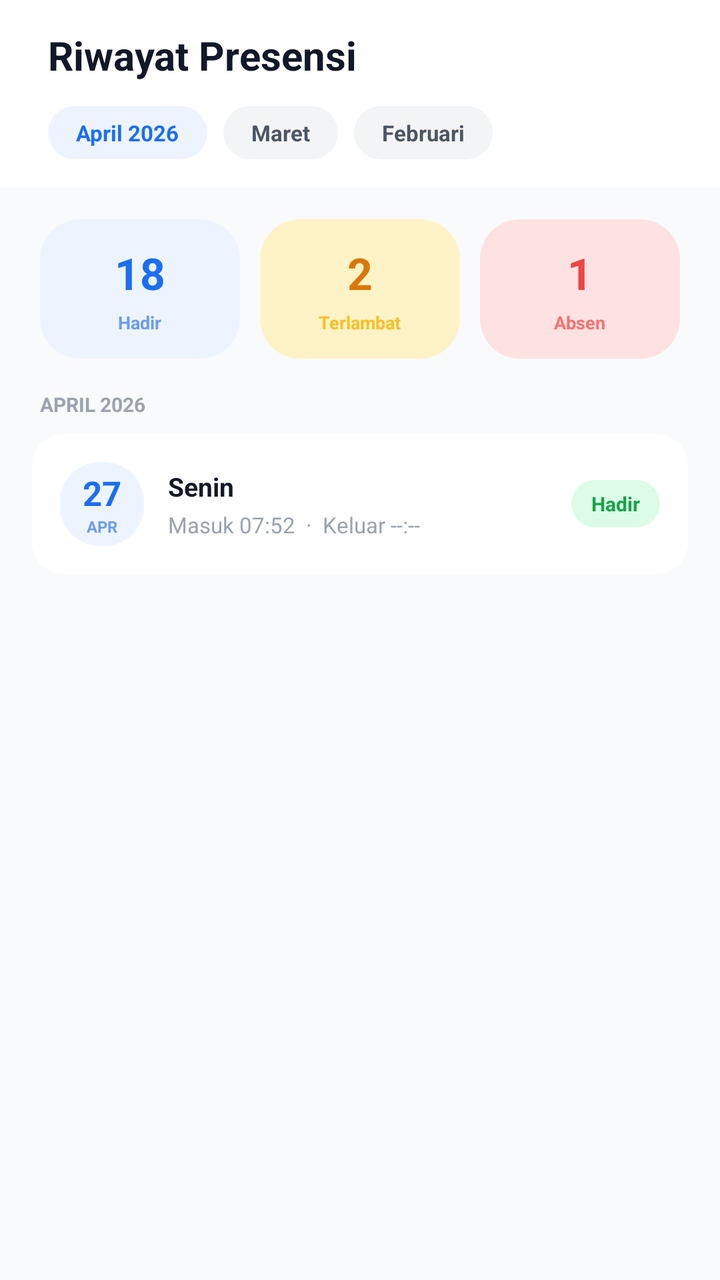
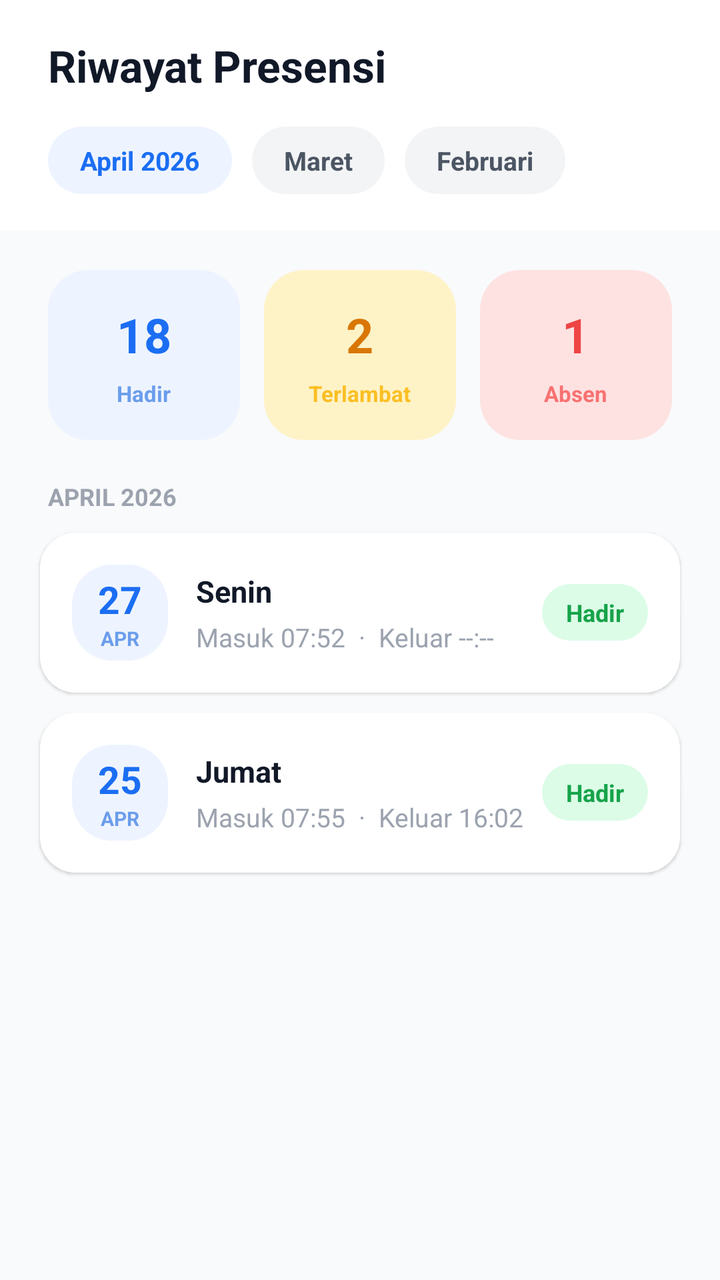

The first picture is an Android layout as it rendered before a commit; the second is the same layout after the commit. The layout source and the unified diff follow.
<!-- AndroidManifest.xml: application theme Theme.Absensi -->
<!-- res/layout/fragment_riwayat.xml -->
<?xml version="1.0" encoding="utf-8"?>
<androidx.constraintlayout.widget.ConstraintLayout xmlns:android="http://schemas.android.com/apk/res/android"
    xmlns:app="http://schemas.android.com/apk/res-auto"
    android:layout_width="match_parent"
    android:layout_height="match_parent"
    android:background="@color/gray_50">

    <LinearLayout
        android:id="@+id/riwayat_header"
        android:layout_width="match_parent"
        android:layout_height="wrap_content"
        android:background="@color/white"
        android:orientation="vertical"
        android:paddingHorizontal="24dp"
        android:paddingVertical="14dp"
        app:layout_constraintTop_toTopOf="parent">

        <TextView
            android:layout_width="wrap_content"
            android:layout_height="wrap_content"
            android:text="Riwayat Presensi"
            android:textColor="@color/gray_900"
            android:textSize="20sp"
            android:textStyle="bold" />

        <HorizontalScrollView
            android:layout_width="match_parent"
            android:layout_height="wrap_content"
            android:layout_marginTop="12dp"
            android:scrollbars="none">

            <LinearLayout
                android:layout_width="wrap_content"
                android:layout_height="wrap_content"
                android:orientation="horizontal">

                <TextView
                    android:layout_width="wrap_content"
                    android:layout_height="wrap_content"
                    android:background="@drawable/bg_live_badge"
                    android:backgroundTint="@color/blue_light"
                    android:paddingHorizontal="14dp"
                    android:paddingVertical="6dp"
                    android:text="April 2026"
                    android:textColor="@color/blue"
                    android:textSize="11sp"
                    android:textStyle="bold" />

                <TextView
                    android:layout_width="wrap_content"
                    android:layout_height="wrap_content"
                    android:layout_marginStart="8dp"
                    android:background="@drawable/bg_checkin_card"
                    android:backgroundTint="@color/gray_100"
                    android:paddingHorizontal="14dp"
                    android:paddingVertical="6dp"
                    android:text="Maret"
                    android:textColor="@color/gray_600"
                    android:textSize="11sp"
                    android:textStyle="bold" />

                <TextView
                    android:layout_width="wrap_content"
                    android:layout_height="wrap_content"
                    android:layout_marginStart="8dp"
                    android:background="@drawable/bg_checkin_card"
                    android:backgroundTint="@color/gray_100"
                    android:paddingHorizontal="14dp"
                    android:paddingVertical="6dp"
                    android:text="Februari"
                    android:textColor="@color/gray_600"
                    android:textSize="11sp"
                    android:textStyle="bold" />
            </LinearLayout>
        </HorizontalScrollView>
    </LinearLayout>

    <ScrollView
        android:layout_width="match_parent"
        android:layout_height="0dp"
        app:layout_constraintBottom_toBottomOf="parent"
        app:layout_constraintTop_toBottomOf="@+id/riwayat_header">

        <LinearLayout
            android:layout_width="match_parent"
            android:layout_height="wrap_content"
            android:orientation="vertical">

            <LinearLayout
                android:layout_width="match_parent"
                android:layout_height="wrap_content"
                android:orientation="horizontal"
                android:paddingHorizontal="20dp"
                android:paddingTop="16dp">

                <LinearLayout
                    android:layout_width="0dp"
                    android:layout_height="wrap_content"
                    android:layout_weight="1"
                    android:background="@drawable/bg_checkin_card"
                    android:backgroundTint="@color/blue_light"
                    android:gravity="center"
                    android:orientation="vertical"
                    android:padding="12dp">

                    <TextView
                        android:layout_width="wrap_content"
                        android:layout_height="wrap_content"
                        android:text="18"
                        android:textColor="@color/blue"
                        android:textSize="22sp"
                        android:textStyle="bold" />

                    <TextView
                        android:layout_width="wrap_content"
                        android:layout_height="wrap_content"
                        android:layout_marginTop="4dp"
                        android:text="Hadir"
                        android:textColor="#6B9DEB"
                        android:textSize="9sp"
                        android:textStyle="bold" />
                </LinearLayout>

                <LinearLayout
                    android:layout_width="0dp"
                    android:layout_height="wrap_content"
                    android:layout_marginStart="10dp"
                    android:layout_weight="1"
                    android:background="@drawable/bg_checkin_card"
                    android:backgroundTint="@color/amber_light"
                    android:gravity="center"
                    android:orientation="vertical"
                    android:padding="12dp">

                    <TextView
                        android:layout_width="wrap_content"
                        android:layout_height="wrap_content"
                        android:text="2"
                        android:textColor="#D97706"
                        android:textSize="22sp"
                        android:textStyle="bold" />

                    <TextView
                        android:layout_width="wrap_content"
                        android:layout_height="wrap_content"
                        android:layout_marginTop="4dp"
                        android:text="Terlambat"
                        android:textColor="#FBBF24"
                        android:textSize="9sp"
                        android:textStyle="bold" />
                </LinearLayout>

                <LinearLayout
                    android:layout_width="0dp"
                    android:layout_height="wrap_content"
                    android:layout_marginStart="10dp"
                    android:layout_weight="1"
                    android:background="@drawable/bg_checkin_card"
                    android:backgroundTint="@color/red_light"
                    android:gravity="center"
                    android:orientation="vertical"
                    android:padding="12dp">

                    <TextView
                        android:layout_width="wrap_content"
                        android:layout_height="wrap_content"
                        android:text="1"
                        android:textColor="@color/red"
                        android:textSize="22sp"
                        android:textStyle="bold" />

                    <TextView
                        android:layout_width="wrap_content"
                        android:layout_height="wrap_content"
                        android:layout_marginTop="4dp"
                        android:text="Absen"
                        android:textColor="#F87171"
                        android:textSize="9sp"
                        android:textStyle="bold" />
                </LinearLayout>
            </LinearLayout>

            <TextView
                android:layout_width="wrap_content"
                android:layout_height="wrap_content"
                android:paddingHorizontal="20dp"
                android:paddingTop="16dp"
                android:paddingBottom="8dp"
                android:text="APRIL 2026"
                android:textColor="@color/gray_400"
                android:textSize="10sp"
                android:textStyle="bold" />

            
            <androidx.cardview.widget.CardView
                android:layout_width="match_parent"
                android:layout_height="wrap_content"
                android:layout_marginHorizontal="16dp"
                android:layout_marginBottom="8dp"
                app:cardCornerRadius="16dp"
                app:cardElevation="0dp">

                <LinearLayout
                    android:layout_width="match_parent"
                    android:layout_height="wrap_content"
                    android:background="@color/white"
                    android:gravity="center_vertical"
                    android:orientation="horizontal"
                    android:padding="14dp">

                    <LinearLayout
                        android:layout_width="42dp"
                        android:layout_height="42dp"
                        android:background="@drawable/bg_checkin_card"
                        android:backgroundTint="@color/blue_light"
                        android:gravity="center"
                        android:orientation="vertical">

                        <TextView
                            android:layout_width="wrap_content"
                            android:layout_height="wrap_content"
                            android:text="27"
                            android:textColor="@color/blue"
                            android:textSize="17sp"
                            android:textStyle="bold" />

                        <TextView
                            android:layout_width="wrap_content"
                            android:layout_height="wrap_content"
                            android:text="APR"
                            android:textColor="#6B9DEB"
                            android:textSize="8sp"
                            android:textStyle="bold" />
                    </LinearLayout>

                    <LinearLayout
                        android:layout_width="0dp"
                        android:layout_height="wrap_content"
                        android:layout_marginStart="12dp"
                        android:layout_weight="1"
                        android:orientation="vertical">

                        <TextView
                            android:layout_width="wrap_content"
                            android:layout_height="wrap_content"
                            android:text="Senin"
                            android:textColor="@color/gray_900"
                            android:textSize="13sp"
                            android:textStyle="bold" />

                        <TextView
                            android:layout_width="wrap_content"
                            android:layout_height="wrap_content"
                            android:layout_marginTop="3dp"
                            android:text="Masuk 07:52  ·  Keluar --:--"
                            android:textColor="@color/gray_400"
                            android:textSize="11sp" />
                    </LinearLayout>

                    <TextView
                        android:layout_width="wrap_content"
                        android:layout_height="wrap_content"
                        android:background="@drawable/bg_live_badge"
                        android:paddingHorizontal="10dp"
                        android:paddingVertical="5dp"
                        android:text="Hadir"
                        android:textColor="#16a34a"
                        android:textSize="10sp"
                        android:textStyle="bold" />
                </LinearLayout>
            </androidx.cardview.widget.CardView>

            

        </LinearLayout>
    </ScrollView>

</androidx.constraintlayout.widget.ConstraintLayout>
<!-- resources referenced by this layout -->
<resources>
  <color name="amber_light">#FEF3C7</color>
  <color name="blue">#1B6EF3</color>
  <color name="blue_light">#EEF4FF</color>
  <color name="gray_100">#F3F4F6</color>
  <color name="gray_400">#9CA3AF</color>
  <color name="gray_50">#F9FAFB</color>
  <color name="gray_600">#4B5563</color>
  <color name="gray_900">#111827</color>
  <color name="red">#EF4444</color>
  <color name="red_light">#FEE2E2</color>
  <color name="white">#FFFFFFFF</color>
  <!-- drawable bg_checkin_card (drawable) -->
  <?xml version="1.0" encoding="utf-8"?>
  <shape xmlns:android="http://schemas.android.com/apk/res/android">
      <solid android:color="@color/white" />
      <corners android:radius="20dp" />
  </shape>
  <!-- drawable bg_live_badge (drawable) -->
  <?xml version="1.0" encoding="utf-8"?>
  <shape xmlns:android="http://schemas.android.com/apk/res/android">
      <solid android:color="@color/green_light" />
      <corners android:radius="20dp" />
  </shape>
  <style name="Theme.Absensi" parent="Base.Theme.Absensi" />
  <color name="green_light">#DCFCE7</color>
  <style name="Base.Theme.Absensi" parent="Theme.MaterialComponents.DayNight.NoActionBar">
          
          <item name="colorPrimary">@color/blue</item>
          <item name="colorPrimaryVariant">@color/blue_dark</item>
          <item name="colorOnPrimary">@color/white</item>
          
          <item name="colorSecondary">@color/green</item>
          <item name="colorSecondaryVariant">@color/green_light</item>
          <item name="colorOnSecondary">@color/white</item>
          
          <item name="android:statusBarColor">@color/blue</item>
          
          <item name="android:windowBackground">@color/gray_50</item>
      </style>
  <color name="blue_dark">#0D47A1</color>
  <color name="green">#22C55E</color>
</resources>

<!-- the commit's change to res/layout/fragment_riwayat.xml (unified diff, before → after) -->
@@ -12,7 +12,7 @@
         android:background="@color/white"
         android:orientation="vertical"
         android:paddingHorizontal="24dp"
-        android:paddingVertical="14dp"
+        android:paddingVertical="18dp"
         app:layout_constraintTop_toTopOf="parent">
 
         <TextView
@@ -20,13 +20,13 @@
             android:layout_height="wrap_content"
             android:text="Riwayat Presensi"
             android:textColor="@color/gray_900"
-            android:textSize="20sp"
+            android:textSize="22sp"
             android:textStyle="bold" />
 
         <HorizontalScrollView
             android:layout_width="match_parent"
             android:layout_height="wrap_content"
-            android:layout_marginTop="12dp"
+            android:layout_marginTop="16dp"
             android:scrollbars="none">
 
             <LinearLayout
@@ -39,37 +39,37 @@
                     android:layout_height="wrap_content"
                     android:background="@drawable/bg_live_badge"
                     android:backgroundTint="@color/blue_light"
-                    android:paddingHorizontal="14dp"
-                    android:paddingVertical="6dp"
+                    android:paddingHorizontal="16dp"
+                    android:paddingVertical="8dp"
                     android:text="April 2026"
                     android:textColor="@color/blue"
-                    android:textSize="11sp"
+                    android:textSize="13sp"
                     android:textStyle="bold" />
 
                 <TextView
                     android:layout_width="wrap_content"
                     android:layout_height="wrap_content"
-                    android:layout_marginStart="8dp"
+                    android:layout_marginStart="10dp"
                     android:background="@drawable/bg_checkin_card"
                     android:backgroundTint="@color/gray_100"
-                    android:paddingHorizontal="14dp"
-                    android:paddingVertical="6dp"
+                    android:paddingHorizontal="16dp"
+                    android:paddingVertical="8dp"
                     android:text="Maret"
                     android:textColor="@color/gray_600"
-                    android:textSize="11sp"
+                    android:textSize="13sp"
                     android:textStyle="bold" />
 
                 <TextView
                     android:layout_width="wrap_content"
                     android:layout_height="wrap_content"
-                    android:layout_marginStart="8dp"
+                    android:layout_marginStart="10dp"
                     android:background="@drawable/bg_checkin_card"
                     android:backgroundTint="@color/gray_100"
-                    android:paddingHorizontal="14dp"
-                    android:paddingVertical="6dp"
+                    android:paddingHorizontal="16dp"
+                    android:paddingVertical="8dp"
                     android:text="Februari"
                     android:textColor="@color/gray_600"
-                    android:textSize="11sp"
+                    android:textSize="13sp"
                     android:textStyle="bold" />
             </LinearLayout>
         </HorizontalScrollView>
@@ -90,8 +90,8 @@
                 android:layout_width="match_parent"
                 android:layout_height="wrap_content"
                 android:orientation="horizontal"
-                android:paddingHorizontal="20dp"
-                android:paddingTop="16dp">
+                android:paddingHorizontal="24dp"
+                android:paddingTop="20dp">
 
                 <LinearLayout
                     android:layout_width="0dp"
@@ -101,81 +101,81 @@
                     android:backgroundTint="@color/blue_light"
                     android:gravity="center"
                     android:orientation="vertical"
-                    android:padding="12dp">
+                    android:padding="16dp">
 
                     <TextView
                         android:layout_width="wrap_content"
                         android:layout_height="wrap_content"
                         android:text="18"
                         android:textColor="@color/blue"
-                        android:textSize="22sp"
-                        android:textStyle="bold" />
-
-                    <TextView
-                        android:layout_width="wrap_content"
-                        android:layout_height="wrap_content"
-                        android:layout_marginTop="4dp"
+                        android:textSize="24sp"
+                        android:textStyle="bold" />
+
+                    <TextView
+                        android:layout_width="wrap_content"
+                        android:layout_height="wrap_content"
+                        android:layout_marginTop="6dp"
                         android:text="Hadir"
                         android:textColor="#6B9DEB"
-                        android:textSize="9sp"
+                        android:textSize="11sp"
                         android:textStyle="bold" />
                 </LinearLayout>
 
                 <LinearLayout
                     android:layout_width="0dp"
                     android:layout_height="wrap_content"
-                    android:layout_marginStart="10dp"
+                    android:layout_marginStart="12dp"
                     android:layout_weight="1"
                     android:background="@drawable/bg_checkin_card"
                     android:backgroundTint="@color/amber_light"
                     android:gravity="center"
                     android:orientation="vertical"
-                    android:padding="12dp">
+                    android:padding="16dp">
 
                     <TextView
                         android:layout_width="wrap_content"
                         android:layout_height="wrap_content"
                         android:text="2"
                         android:textColor="#D97706"
-                        android:textSize="22sp"
-                        android:textStyle="bold" />
-
-                    <TextView
-                        android:layout_width="wrap_content"
-                        android:layout_height="wrap_content"
-                        android:layout_marginTop="4dp"
+                        android:textSize="24sp"
+                        android:textStyle="bold" />
+
+                    <TextView
+                        android:layout_width="wrap_content"
+                        android:layout_height="wrap_content"
+                        android:layout_marginTop="6dp"
                         android:text="Terlambat"
                         android:textColor="#FBBF24"
-                        android:textSize="9sp"
+                        android:textSize="11sp"
                         android:textStyle="bold" />
                 </LinearLayout>
 
                 <LinearLayout
                     android:layout_width="0dp"
                     android:layout_height="wrap_content"
-                    android:layout_marginStart="10dp"
+                    android:layout_marginStart="12dp"
                     android:layout_weight="1"
                     android:background="@drawable/bg_checkin_card"
                     android:backgroundTint="@color/red_light"
                     android:gravity="center"
                     android:orientation="vertical"
-                    android:padding="12dp">
+                    android:padding="16dp">
 
                     <TextView
                         android:layout_width="wrap_content"
                         android:layout_height="wrap_content"
                         android:text="1"
                         android:textColor="@color/red"
-                        android:textSize="22sp"
-                        android:textStyle="bold" />
-
-                    <TextView
-                        android:layout_width="wrap_content"
-                        android:layout_height="wrap_content"
-                        android:layout_marginTop="4dp"
+                        android:textSize="24sp"
+                        android:textStyle="bold" />
+
+                    <TextView
+                        android:layout_width="wrap_content"
+                        android:layout_height="wrap_content"
+                        android:layout_marginTop="6dp"
                         android:text="Absen"
                         android:textColor="#F87171"
-                        android:textSize="9sp"
+                        android:textSize="11sp"
                         android:textStyle="bold" />
                 </LinearLayout>
             </LinearLayout>
@@ -183,22 +183,22 @@
             <TextView
                 android:layout_width="wrap_content"
                 android:layout_height="wrap_content"
-                android:paddingHorizontal="20dp"
-                android:paddingTop="16dp"
-                android:paddingBottom="8dp"
+                android:paddingHorizontal="24dp"
+                android:paddingTop="20dp"
+                android:paddingBottom="10dp"
                 android:text="APRIL 2026"
                 android:textColor="@color/gray_400"
-                android:textSize="10sp"
+                android:textSize="12sp"
                 android:textStyle="bold" />
 
             
             <androidx.cardview.widget.CardView
                 android:layout_width="match_parent"
                 android:layout_height="wrap_content"
-                android:layout_marginHorizontal="16dp"
-                android:layout_marginBottom="8dp"
-                app:cardCornerRadius="16dp"
-                app:cardElevation="0dp">
+                android:layout_marginHorizontal="20dp"
+                android:layout_marginBottom="10dp"
+                app:cardCornerRadius="18dp"
+                app:cardElevation="1dp">
 
                 <LinearLayout
                     android:layout_width="match_parent"
@@ -206,11 +206,11 @@
                     android:background="@color/white"
                     android:gravity="center_vertical"
                     android:orientation="horizontal"
-                    android:padding="14dp">
+                    android:padding="16dp">
 
                     <LinearLayout
-                        android:layout_width="42dp"
-                        android:layout_height="42dp"
+                        android:layout_width="48dp"
+                        android:layout_height="48dp"
                         android:background="@drawable/bg_checkin_card"
                         android:backgroundTint="@color/blue_light"
                         android:gravity="center"
@@ -221,7 +221,7 @@
                             android:layout_height="wrap_content"
                             android:text="27"
                             android:textColor="@color/blue"
-                            android:textSize="17sp"
+                            android:textSize="19sp"
                             android:textStyle="bold" />
 
                         <TextView
@@ -229,14 +229,14 @@
                             android:layout_height="wrap_content"
                             android:text="APR"
                             android:textColor="#6B9DEB"
-                            android:textSize="8sp"
+                            android:textSize="10sp"
                             android:textStyle="bold" />
                     </LinearLayout>
 
                     <LinearLayout
                         android:layout_width="0dp"
                         android:layout_height="wrap_content"
-                        android:layout_marginStart="12dp"
+                        android:layout_marginStart="14dp"
                         android:layout_weight="1"
                         android:orientation="vertical">
 
@@ -245,32 +245,111 @@
                             android:layout_height="wrap_content"
                             android:text="Senin"
                             android:textColor="@color/gray_900"
-                            android:textSize="13sp"
-                            android:textStyle="bold" />
-
-                        <TextView
-                            android:layout_width="wrap_content"
-                            android:layout_height="wrap_content"
-                            android:layout_marginTop="3dp"
+                            android:textSize="15sp"
+                            android:textStyle="bold" />
+
+                        <TextView
+                            android:layout_width="wrap_content"
+                            android:layout_height="wrap_content"
+                            android:layout_marginTop="4dp"
                             android:text="Masuk 07:52  ·  Keluar --:--"
                             android:textColor="@color/gray_400"
-                            android:textSize="11sp" />
+                            android:textSize="13sp" />
                     </LinearLayout>
 
                     <TextView
                         android:layout_width="wrap_content"
                         android:layout_height="wrap_content"
                         android:background="@drawable/bg_live_badge"
-                        android:paddingHorizontal="10dp"
-                        android:paddingVertical="5dp"
+                        android:paddingHorizontal="12dp"
+                        android:paddingVertical="6dp"
                         android:text="Hadir"
                         android:textColor="#16a34a"
-                        android:textSize="10sp"
+                        android:textSize="12sp"
                         android:textStyle="bold" />
                 </LinearLayout>
             </androidx.cardview.widget.CardView>
 
             
+            <androidx.cardview.widget.CardView
+                android:layout_width="match_parent"
+                android:layout_height="wrap_content"
+                android:layout_marginHorizontal="20dp"
+                android:layout_marginBottom="10dp"
+                app:cardCornerRadius="18dp"
+                app:cardElevation="1dp">
+
+                <LinearLayout
+                    android:layout_width="match_parent"
+                    android:layout_height="wrap_content"
+                    android:background="@color/white"
+                    android:gravity="center_vertical"
+                    android:orientation="horizontal"
+                    android:padding="16dp">
+
+                    <LinearLayout
+                        android:layout_width="48dp"
+                        android:layout_height="48dp"
+                        android:background="@drawable/bg_checkin_card"
+                        android:backgroundTint="@color/blue_light"
+                        android:gravity="center"
+                        android:orientation="vertical">
+
+                        <TextView
+                            android:layout_width="wrap_content"
+                            android:layout_height="wrap_content"
+                            android:text="25"
+                            android:textColor="@color/blue"
+                            android:textSize="19sp"
+                            android:textStyle="bold" />
+
+                        <TextView
+                            android:layout_width="wrap_content"
+                            android:layout_height="wrap_content"
+                            android:text="APR"
+                            android:textColor="#6B9DEB"
+                            android:textSize="10sp"
+                            android:textStyle="bold" />
+                    </LinearLayout>
+
+                    <LinearLayout
+                        android:layout_width="0dp"
+                        android:layout_height="wrap_content"
+                        android:layout_marginStart="14dp"
+                        android:layout_weight="1"
+                        android:orientation="vertical">
+
+                        <TextView
+                            android:layout_width="wrap_content"
+                            android:layout_height="wrap_content"
+                            android:text="Jumat"
+                            android:textColor="@color/gray_900"
+                            android:textSize="15sp"
+                            android:textStyle="bold" />
+
+                        <TextView
+                            android:layout_width="wrap_content"
+                            android:layout_height="wrap_content"
+                            android:layout_marginTop="4dp"
+                            android:text="Masuk 07:55  ·  Keluar 16:02"
+                            android:textColor="@color/gray_400"
+                            android:textSize="13sp" />
+                    </LinearLayout>
+
+                    <TextView
+                        android:layout_width="wrap_content"
+                        android:layout_height="wrap_content"
+                        android:background="@drawable/bg_live_badge"
+                        android:paddingHorizontal="12dp"
+                        android:paddingVertical="6dp"
+                        android:text="Hadir"
+                        android:textColor="#16a34a"
+                        android:textSize="12sp"
+                        android:textStyle="bold" />
+                </LinearLayout>
+            </androidx.cardview.widget.CardView>
+
+            <View android:layout_width="match_parent" android:layout_height="24dp" />
 
         </LinearLayout>
     </ScrollView>
